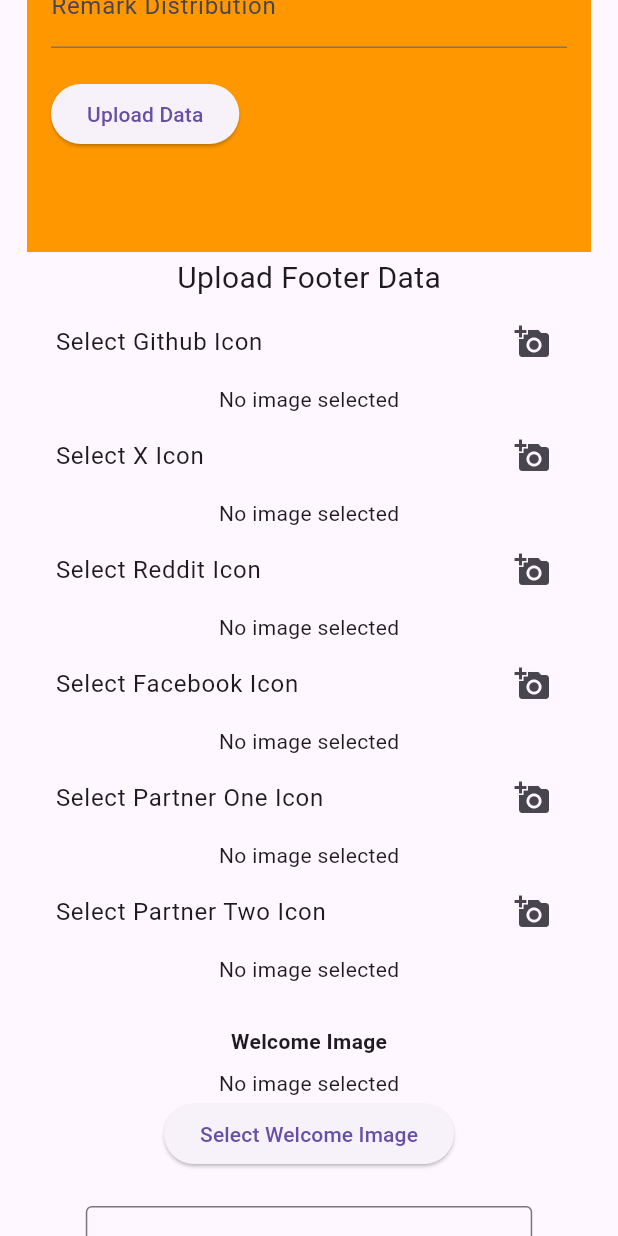
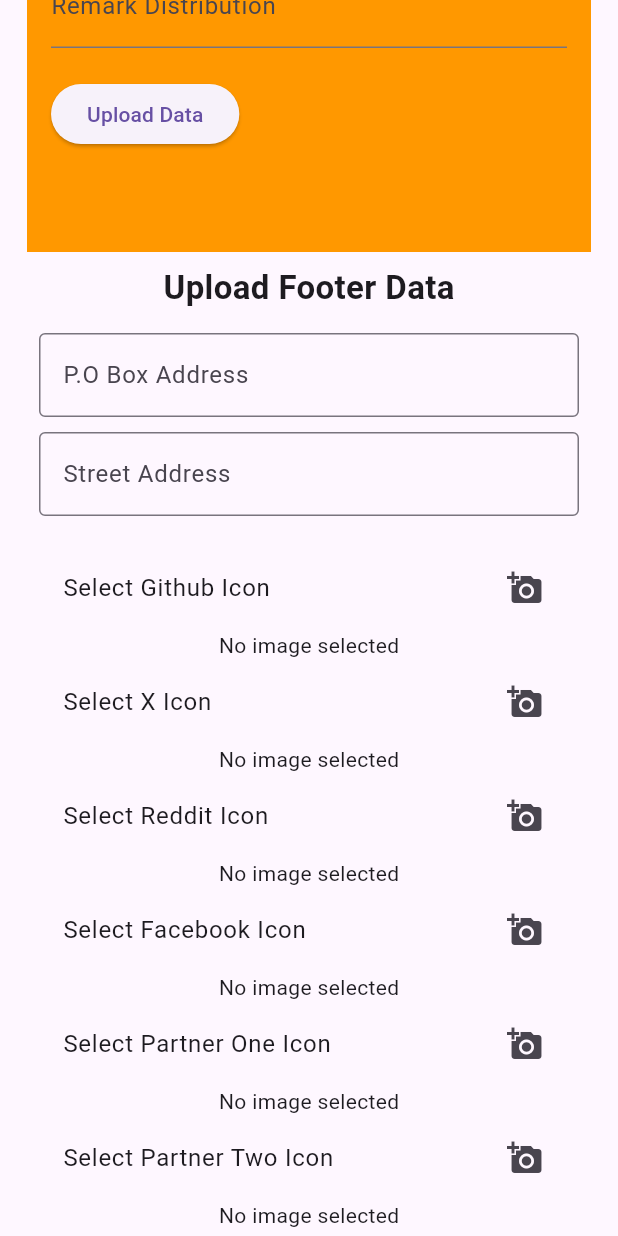
Before and after one commit to realkevo/toptech, a Flutter app: the Mainuploadclass screen opened directly, scrolled down 576 dp, on a phone screen of 412 x 824 dp. Run offline on Flutter 3.47's test engine with Material 3 defaults, Android fonts, the phone set to English and light mode, and no system bars; our stand-ins replace another_flutter_splash_screen, cloud_firestore, connectivity_plus, file_picker, firebase_core, image_picker; missing offline and left inert: anydrawer, dart:html; accounts and stored records are empty.

Commit message:
clickable and address fixed

```diff
--- a/lib/main.dart
+++ b/lib/main.dart
@@ -21,8 +21,8 @@ void main() async {
   runApp(const MaterialApp(
     debugShowCheckedModeBanner: false,
     home:
-        Mainuploadclass(),
-   // HomeSplash(),
+        //Mainuploadclass(),
+    HomeSplash(),
   ));
 }
 
--- a/lib/screens/footerdataupload.dart
+++ b/lib/screens/footerdataupload.dart
@@ -1,17 +1,16 @@
 import 'package:flutter/material.dart';
 import 'package:image_picker/image_picker.dart';
-import 'dart:convert'; // For base64 encoding
+import 'dart:convert';
 import 'package:cloud_firestore/cloud_firestore.dart';
-import 'dart:typed_data'; // For image byte manipulation
+import 'dart:typed_data';
 
 class FooterUploadData {
   String githubIcon;
   String xIcon;
   String redditIcon;
   String facebookIcon;
-  //commit this
-//with token
-  // partners
+
+  // Partners
   String partnerOneIcon;
   String partnerTwoIcon;
   String partnerThreeIcon;
@@ -19,7 +18,10 @@ class FooterUploadData {
   // Copyright
   String copyRightIcon;
 
-  // Constructor
+  // Addresses
+  String poBoxAddress;
+  String streetAddress;
+
   FooterUploadData({
     required this.githubIcon,
     required this.xIcon,
@@ -29,16 +31,15 @@ class FooterUploadData {
     required this.partnerTwoIcon,
     required this.partnerThreeIcon,
     required this.copyRightIcon,
+    required this.poBoxAddress,
+    required this.streetAddress,
   });
 
-  // Method to upload data to Firestore
   Future<void> uploadFooterData() async {
     try {
-      // Create a reference to the Firestore collection
       CollectionReference footerDataCollection =
       FirebaseFirestore.instance.collection('footerData');
 
-      // Set the data
       await footerDataCollection.add({
         'githubIcon': githubIcon,
         'xIcon': xIcon,
@@ -48,6 +49,8 @@ class FooterUploadData {
         'partnerTwoIcon': partnerTwoIcon,
         'partnerThreeIcon': partnerThreeIcon,
         'copyRightIcon': copyRightIcon,
+        'poBoxAddress': poBoxAddress,
+        'streetAddress': streetAddress,
       });
 
       print("Footer data uploaded successfully!");
@@ -66,6 +69,7 @@ class UploadFooterData extends StatefulWidget {
 
 class _UploadFooterDataState extends State<UploadFooterData> {
   final ImagePicker _picker = ImagePicker();
+
   String? _githubIconBase64;
   String? _xIconBase64;
   String? _redditIconBase64;
@@ -75,141 +79,110 @@ class _UploadFooterDataState extends State<UploadFooterData> {
   String? _partnerThreeIconBase64;
   String? _copyRightIconBase64;
 
-  // Method to pick and convert image to base64
+  final TextEditingController _poBoxController = TextEditingController();
+  final TextEditingController _streetAddressController = TextEditingController();
+
   Future<String> _pickImageAndConvertToBase64() async {
     final XFile? image = await _picker.pickImage(source: ImageSource.gallery);
     if (image != null) {
-      // Convert to bytes
       final bytes = await image.readAsBytes();
-      // Convert bytes to Base64
       return base64Encode(Uint8List.fromList(bytes));
     }
-    return ''; // Return an empty string if no image selected
+    return '';
   }
 
-  // UI for selecting images
+  @override
+  void dispose() {
+    _poBoxController.dispose();
+    _streetAddressController.dispose();
+    super.dispose();
+  }
+
+  Widget _buildImagePickerTile(String title, Function(String) onSelected) {
+    return ListTile(
+      title: Text(title),
+      trailing: const Icon(Icons.add_a_photo),
+      onTap: () async {
+        String base64 = await _pickImageAndConvertToBase64();
+        onSelected(base64);
+        setState(() {});
+      },
+    );
+  }
+
+  Widget _displayImage(String? base64) {
+    return (base64 == null || base64.isEmpty)
+        ? const Text("No image selected")
+        : Image.memory(base64Decode(base64));
+  }
+
   @override
   Widget build(BuildContext context) {
-    return
-      SizedBox(
-        height: 500,
+    return SizedBox(
+      height: 800,
       width: 400,
       child: Padding(
-          padding: const EdgeInsets.all(3.0),
+        padding: const EdgeInsets.all(8.0),
         child: SingleChildScrollView(
           child: Column(
             children: [
-                Text("Upload Footer Data", style:
-                  TextStyle(
-                    fontSize: 20,
-                  ),),
-                // Github Icon Picker
-                ListTile(
-                  title: Text('Select Github Icon'),
-                  trailing: Icon(Icons.add_a_photo),
-                  onTap: () async {
-                    _githubIconBase64 = await _pickImageAndConvertToBase64();
-                    setState(() {});
-                  },
+              const Text(
+                "Upload Footer Data",
+                style: TextStyle(fontSize: 22, fontWeight: FontWeight.bold),
               ),
-                _githubIconBase64 == null
-                    ? Text("No image selected")
-                    : Image.memory(base64Decode(_githubIconBase64!)),
 
-                // X Icon Picker
-                ListTile(
-                  title: Text('Select X Icon'),
-                  trailing: Icon(Icons.add_a_photo),
-                  onTap: () async {
-                    _xIconBase64 = await _pickImageAndConvertToBase64();
-                    setState(() {});
-                  },
+              const SizedBox(height: 15),
+              TextField(
+                controller: _poBoxController,
+                decoration: const InputDecoration(
+                  labelText: "P.O Box Address",
+                  border: OutlineInputBorder(),
                 ),
-                _xIconBase64 == null
-                    ? Text("No image selected")
-                    : Image.memory(base64Decode(_xIconBase64!)),
+              ),
+              const SizedBox(height: 10),
+              TextField(
+                controller: _streetAddressController,
+                decoration: const InputDecoration(
+                  labelText: "Street Address",
+                  border: OutlineInputBorder(),
+                ),
+              ),
+              const SizedBox(height: 20),
 
-                // Reddit Icon Picker
-                ListTile(
-                  title: Text('Select Reddit Icon'),
-                  trailing: Icon(Icons.add_a_photo),
-                  onTap: () async {
-                    _redditIconBase64 = await _pickImageAndConvertToBase64();
-                    setState(() {});
-                  },
-                ),
-                _redditIconBase64 == null
-                    ? Text("No image selected")
-                    : Image.memory(base64Decode(_redditIconBase64!)),
+              _buildImagePickerTile('Select Github Icon', (value) => _githubIconBase64 = value),
+              _displayImage(_githubIconBase64),
 
-                // Facebook Icon Picker
-                ListTile(
-                  title: Text('Select Facebook Icon'),
-                  trailing: Icon(Icons.add_a_photo),
-                  onTap: () async {
-                    _facebookIconBase64 = await _pickImageAndConvertToBase64();
-                    setState(() {});
-                  },
-                ),
-                _facebookIconBase64 == null
-                    ? Text("No image selected")
-                    : Image.memory(base64Decode(_facebookIconBase64!)),
+              _buildImagePickerTile('Select X Icon', (value) => _xIconBase64 = value),
+              _displayImage(_xIconBase64),
 
-                // Partner One Icon Picker
-                ListTile(
-                  title: Text('Select Partner One Icon'),
-                  trailing: Icon(Icons.add_a_photo),
-                  onTap: () async {
-                    _partnerOneIconBase64 = await _pickImageAndConvertToBase64();
-                    setState(() {});
-                  },
-                ),
-                _partnerOneIconBase64 == null
-                    ? Text("No image selected")
-                    : Image.memory(base64Decode(_partnerOneIconBase64!)),
+              _buildImagePickerTile('Select Reddit Icon', (value) => _redditIconBase64 = value),
+              _displayImage(_redditIconBase64),
 
-                // Partner Two Icon Picker
-                ListTile(
-                  title: Text('Select Partner Two Icon'),
-                  trailing: Icon(Icons.add_a_photo),
-                  onTap: () async {
-                    _partnerTwoIconBase64 = await _pickImageAndConvertToBase64();
-                    setState(() {});
-                  },
-                ),
-                _partnerTwoIconBase64 == null
-                    ? Text("No image selected")
-                    : Image.memory(base64Decode(_partnerTwoIconBase64!)),
+              _buildImagePickerTile('Select Facebook Icon', (value) => _facebookIconBase64 = value),
+              _displayImage(_facebookIconBase64),
 
-                // Partner Three Icon Picker
-                ListTile(
-                  title: Text('Select Partner Three Icon'),
-                  trailing: Icon(Icons.add_a_photo),
-                  onTap: () async {
-                    _partnerThreeIconBase64 = await _pickImageAndConvertToBase64();
-                    setState(() {});
-                  },
-                ),
-                _partnerThreeIconBase64 == null
-                    ? Text("No image selected")
-                    : Image.memory(base64Decode(_partnerThreeIconBase64!)),
+              _buildImagePickerTile('Select Partner One Icon', (value) => _partnerOneIconBase64 = value),
+              _displayImage(_partnerOneIconBase64),
 
-                // Copyright Icon Picker
-                ListTile(
-                  title: Text('Select Copyright Icon'),
-                  trailing: Icon(Icons.add_a_photo),
-                  onTap: () async {
-                    _copyRightIconBase64 = await _pickImageAndConvertToBase64();
-                    setState(() {});
-                  },
-                ),
-                _copyRightIconBase64 == null
-                    ? Text("No image selected")
-                    : Image.memory(base64Decode(_copyRightIconBase64!)),
+              _buildImagePickerTile('Select Partner Two Icon', (value) => _partnerTwoIconBase64 = value),
+              _displayImage(_partnerTwoIconBase64),
 
-                // Upload Button
+              _buildImagePickerTile('Select Partner Three Icon', (value) => _partnerThreeIconBase64 = value),
+              _displayImage(_partnerThreeIconBase64),
+
+              _buildImagePickerTile('Select Copyright Icon', (value) => _copyRightIconBase64 = value),
+              _displayImage(_copyRightIconBase64),
+
+              const SizedBox(height: 20),
               ElevatedButton(
                 onPressed: () {
+                  if (_poBoxController.text.isEmpty || _streetAddressController.text.isEmpty) {
+                    ScaffoldMessenger.of(context).showSnackBar(
+                      const SnackBar(content: Text('Please enter both addresses')),
+                    );
+                    return;
+                  }
+
                   FooterUploadData footerData = FooterUploadData(
                     githubIcon: _githubIconBase64 ?? '',
                     xIcon: _xIconBase64 ?? '',
@@ -219,10 +192,17 @@ class _UploadFooterDataState extends State<UploadFooterData> {
                     partnerTwoIcon: _partnerTwoIconBase64 ?? '',
                     partnerThreeIcon: _partnerThreeIconBase64 ?? '',
                     copyRightIcon: _copyRightIconBase64 ?? '',
+                    poBoxAddress: _poBoxController.text,
+                    streetAddress: _streetAddressController.text,
                   );
+
                   footerData.uploadFooterData();
+
+                  ScaffoldMessenger.of(context).showSnackBar(
+                    const SnackBar(content: Text('Footer data uploaded!')),
+                  );
                 },
-                  child: Text("Upload Footer Data"),
+                child: const Text("Upload Footer Data"),
               ),
             ],
           ),
--- a/lib/stateTv/footerdisplaytv.dart
+++ b/lib/stateTv/footerdisplaytv.dart
@@ -150,13 +150,13 @@ class _FooterDisplayTvState extends State<FooterDisplayTv> {
                               color: Colors.white,
                             ),
                           ),
-                          Text(
+                          /*Text(
                             "Mombasa Road, Platnum Plaza flr 2",
                             style: TextStyle(
                               fontSize: heightFactor * 0.014,
                               color: Colors.white,
                             ),
-                          ),
+                          ),*/
                         ],
                       ),
                     ),
```
Lines whose indentation alone changed are shown as unchanged.
